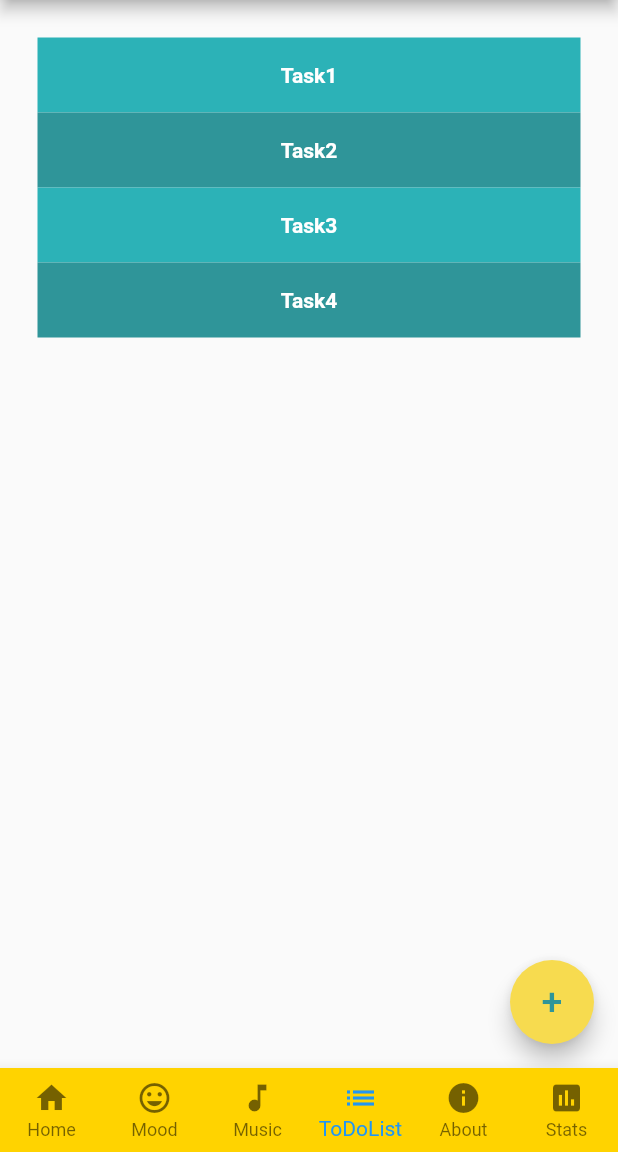
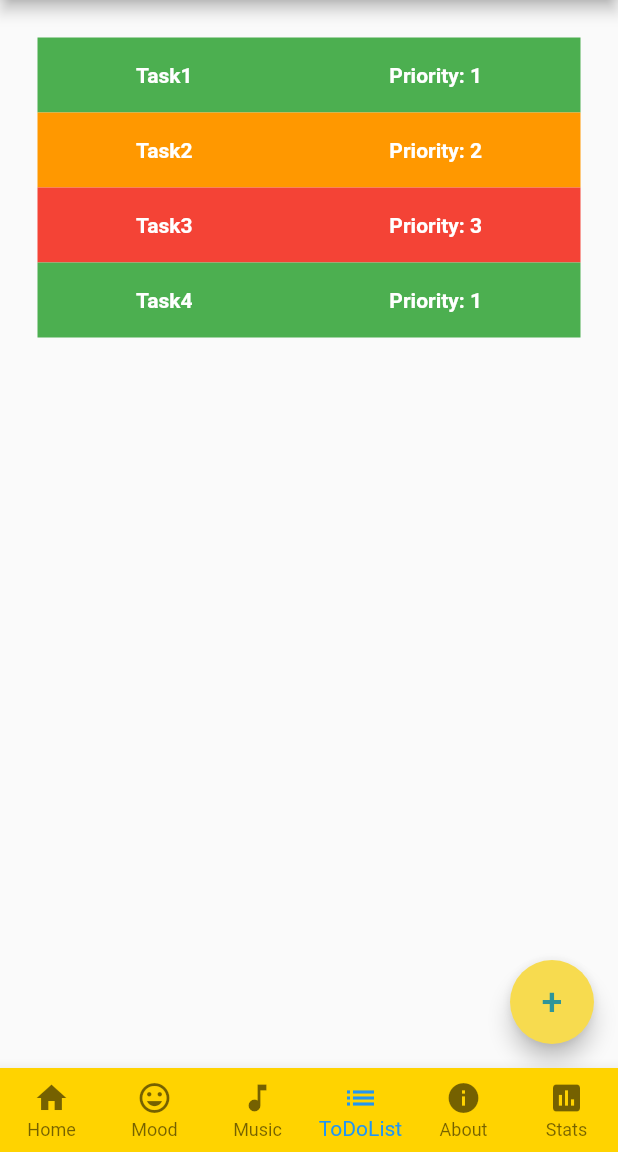
Before and after one commit to mateuszroganowicz/bproductive_flutter, a Flutter app: the screen it shows after launch, item 4 of the bottom bar chosen, on a phone screen of 412 x 824 dp, the part 84-1236 px from its top. Run offline on Flutter 3.47's test engine with Material 2 defaults, Android fonts, the phone set to English and light mode, and no system bars.

Commit message:
TodoList and music layouts finished

```diff
--- a/lib/Music.dart
+++ b/lib/Music.dart
@@ -12,80 +12,60 @@ class MusicPage extends StatelessWidget{
       body: Center
         (
           child: ListView(
-            padding: const EdgeInsets.only(top: 25),
-            children: <Widget>
-            [
-              Container
-                (
+            children: <Widget>[
+              Container(
                 height: 50,
                 color: MyApp.secondary_color_2,
-                child: const Center
-                  (
-                    child: Text
-                      (
+                child: const Center(
+                    child: Text(
                       'Song1',
                       style: TextStyle
-                        (
-                        fontWeight: FontWeight.bold,
-                        color: Colors.white,
-                      ),
+                        (fontWeight: FontWeight.bold, color: Colors.white),
                     )
                 ),
               ),
-              Container
-                (
+              Container(
                 height: 50,
                 color: MyApp.secondary_color,
-                child: const Center
-                  (
-                    child: Text
-                      (
+                child: const Center(
+                    child: Text(
                       'Song2',
-                      style: TextStyle
-                        (
-                        fontWeight: FontWeight.bold,
-                        color: Colors.white,
-                      ),
+                      style: TextStyle(fontWeight: FontWeight.bold, color: Colors.white),
                     )
                 ),
               ),
-              Container
-                (
+              Container(
                 height: 50,
                 color: MyApp.secondary_color_2,
-                child: const Center
-                  (
-                    child: Text
-                      (
+                child: const Center(
+                    child: Text(
                       'Song3',
-                      style: TextStyle
-                        (
-                        fontWeight: FontWeight.bold,
-                        color: Colors.white,
-                      ),
+                      style: TextStyle(fontWeight: FontWeight.bold, color: Colors.white),
                     )
                 ),
               ),
-              Container
-                (
+              Container(
                 height: 50,
                 color: MyApp.secondary_color,
-                child: const Center
-                  (
-                    child: Text
-                      (
+                child: const Center(
+                    child: Text(
                       'Song4',
-                      style: TextStyle
-                        (
-                        fontWeight: FontWeight.bold,
-                        color: Colors.white,
-                      ),
+                      style: TextStyle(fontWeight: FontWeight.bold, color: Colors.white),
                     )
                 ),
               ),
             ],
           )
       ),
+
+      floatingActionButton: FloatingActionButton(
+        onPressed: () {},
+        child: Text(
+          "Play",
+          style: TextStyle(color: MyApp.secondary_color),
+        ),
+        backgroundColor: MyApp.main_color,
+      ),
     );
   }
 }
--- a/lib/ToDoList.dart
+++ b/lib/ToDoList.dart
@@ -9,90 +9,88 @@ class ToDoListPage extends StatelessWidget{
 
     return Scaffold
     (
-      body: Center
-      (
-        child: ListView
-          (
+      body: Center(
+
+        child: ListView(
           padding: const EdgeInsets.all(25),
-          children: <Widget>
-          [
-            Container
-            (
+          children: <Widget>[
+
+            Container(
               height: 50,
-              color: MyApp.secondary_color_2,
-              child: const Center
-              (
-                child: Text
-                  (
+              color: Colors.green,
+              child: Row(
+                  mainAxisAlignment: MainAxisAlignment.spaceAround,
+                  children: <Widget>[
+                    Text(
                       'Task1',
-                  style: TextStyle
-                    (
-                    fontWeight: FontWeight.bold,
-                    color: Colors.white,
+                      style: TextStyle(fontWeight: FontWeight.bold, color: Colors.white),
                     ),
+                    Text(
+                      'Priority: 1',
+                      style: TextStyle(fontWeight: FontWeight.bold, color: Colors.white),
+                    ),
+                  ]
               )
               ),
+            Container(
+              height: 50,
+              color: Colors.orange,
+              child: Row(
+                  mainAxisAlignment: MainAxisAlignment.spaceAround,
+                  children: <Widget>[
+                    Text(
+                      'Task2',
+                      style: TextStyle(fontWeight: FontWeight.bold, color: Colors.white),
                     ),
-            Container
-              (
-              height: 50,
-              color: MyApp.secondary_color,
-              child: const Center
-                (
-                  child: Text
-                    (
-                    'Task2',
-                    style: TextStyle
-                      (
-                      fontWeight: FontWeight.bold,
-                      color: Colors.white,
+                    Text(
+                      'Priority: 2',
+                      style: TextStyle(fontWeight: FontWeight.bold, color: Colors.white),
                     ),
+                  ]
               )
               ),
+            Container(
+              height: 50,
+              color: Colors.red,
+              child: Row(
+                  mainAxisAlignment: MainAxisAlignment.spaceAround,
+                  children: <Widget>[
+                    Text(
+                      'Task3',
+                      style: TextStyle(fontWeight: FontWeight.bold, color: Colors.white),
                     ),
-            Container
-              (
-              height: 50,
-              color: MyApp.secondary_color_2,
-              child: const Center
-                (
-                  child: Text
-                    (
-                    'Task3',
-                    style: TextStyle
-                      (
-                      fontWeight: FontWeight.bold,
-                      color: Colors.white,
+                    Text(
+                      'Priority: 3',
+                      style: TextStyle(fontWeight: FontWeight.bold, color: Colors.white),
                     ),
+                  ]
               )
               ),
+            Container(
+              height: 50,
+              color: Colors.green,
+              child: Row(
+                  mainAxisAlignment: MainAxisAlignment.spaceAround,
+                  children: <Widget>[
+                    Text(
+                      'Task4',
+                      style: TextStyle(fontWeight: FontWeight.bold, color: Colors.white),
                     ),
-            Container
-              (
-              height: 50,
-              color: MyApp.secondary_color,
-              child: const Center
-                (
-                  child: Text
-                    (
-                    'Task4',
-                    style: TextStyle
-                      (
-                      fontWeight: FontWeight.bold,
-                      color: Colors.white,
+                    Text(
+                      'Priority: 1',
+                      style: TextStyle(fontWeight: FontWeight.bold, color: Colors.white),
                     ),
+                  ]
               )
               ),
-            ),
+
           ],
         )
       ),
 
-      floatingActionButton: FloatingActionButton
-        (
+      floatingActionButton: FloatingActionButton(
         onPressed: () {},
-        child: Text
-          (
+        child: Text(
             "+",
             style: TextStyle(color: MyApp.secondary_color, fontSize: 25),
           ),
```
Lines whose indentation alone changed are shown as unchanged.
